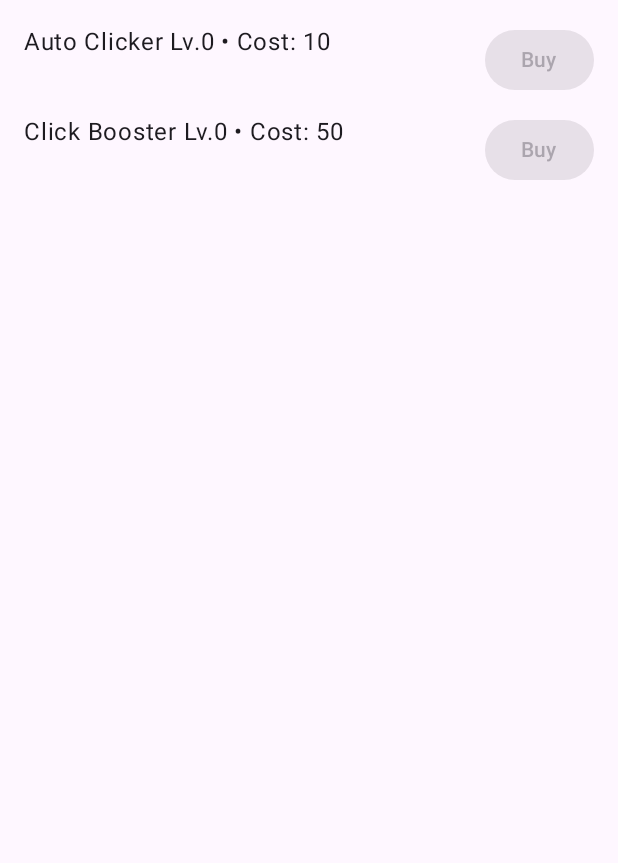
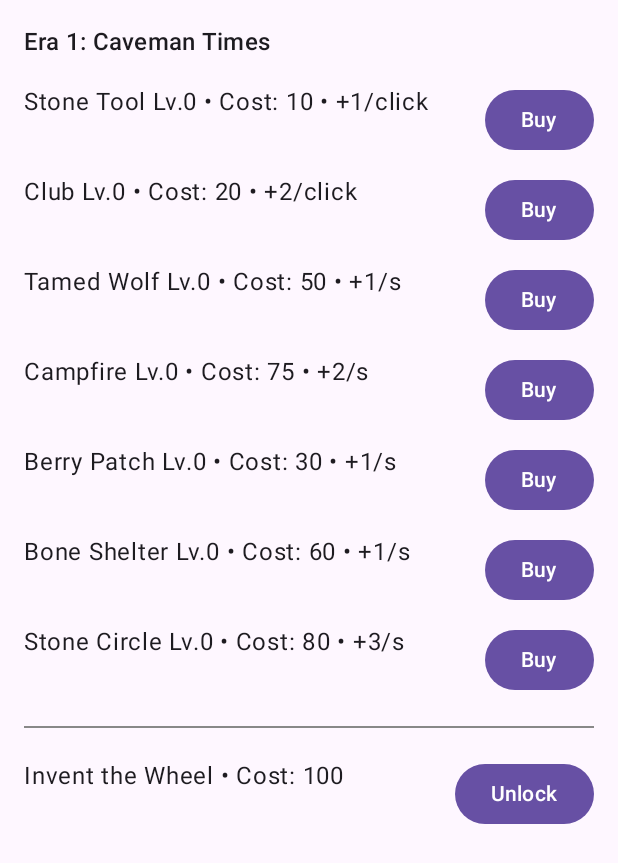
Before and after one commit to Neduha/EraClicker, an Android app built with Jetpack Compose: the UpgradeScreen screen opened through its navigation route, on a phone screen of 412 x 824 dp. Shown: the top 863 px of the screen. Run offline under Robolectric (Android 15) with nearby library versions, the phone set to English and light mode, and no system bars.

Commit message:
Basic upgrade functionality works

```diff
--- a/app/src/main/java/com/example/eraclicker/model/Upgrade.kt
+++ b/app/src/main/java/com/example/eraclicker/model/Upgrade.kt
@@ -1,6 +1,4 @@
 package com.example.eraclicker.model
-
-enum class UpgradeType { CLICK, PASSIVE }
 
 data class Upgrade(
     val id: Int,
@@ -8,6 +6,8 @@ data class Upgrade(
     val baseCost: Int,
     val bonus: Int,
     val type: UpgradeType,
+    val era: Int,
+    val imageRes: Int,
     val level: Int = 0
 ) {
     val cost: Int
--- /dev/null
+++ b/app/src/main/java/com/example/eraclicker/model/UpgradeType.kt
@@ -0,0 +1,3 @@
+package com.example.eraclicker.model
+
+enum class UpgradeType { CLICK, PASSIVE, ERA }
--- a/app/src/main/java/com/example/eraclicker/ui/screens/UpgradeScreen.kt
+++ b/app/src/main/java/com/example/eraclicker/ui/screens/UpgradeScreen.kt
@@ -1,20 +1,18 @@
 package com.example.eraclicker.ui.screens
 
-import androidx.compose.foundation.layout.Arrangement
-import androidx.compose.foundation.layout.Column
-import androidx.compose.foundation.layout.Row
-import androidx.compose.foundation.layout.fillMaxSize
-import androidx.compose.foundation.layout.fillMaxWidth
-import androidx.compose.foundation.layout.padding
-import androidx.compose.foundation.layout.width
+import androidx.compose.foundation.layout.*
 import androidx.compose.foundation.lazy.LazyColumn
 import androidx.compose.foundation.lazy.items
 import androidx.compose.material3.Button
+import androidx.compose.material3.Divider
+import androidx.compose.material3.MaterialTheme
 import androidx.compose.material3.Text
 import androidx.compose.runtime.Composable
 import androidx.compose.ui.Modifier
+import androidx.compose.ui.graphics.Color
 import androidx.compose.ui.unit.dp
 import androidx.navigation.NavHostController
+import com.example.eraclicker.model.UpgradeType
 import com.example.eraclicker.viewmodel.GameViewModel
 
 @Composable
@@ -22,22 +20,35 @@ fun UpgradeScreen(
     navController: NavHostController,
     gameVm:         GameViewModel
 ) {
-    Column(
-        modifier           = Modifier
-            .fillMaxSize()
-            .padding(16.dp),
+    val eras = (1..gameVm.currentEra).toList()
+
+    LazyColumn(
+        modifier           = Modifier.fillMaxSize().padding(16.dp),
         verticalArrangement = Arrangement.spacedBy(12.dp)
     ) {
-        LazyColumn(
-            modifier           = Modifier.fillMaxSize(),
-            verticalArrangement = Arrangement.spacedBy(12.dp)
-        ) {
-            items(gameVm.upgrades) { upgrade ->
+        eras.forEach { era ->
+            item {
+                Text(
+                    text  = "Era ${era}: ${gameVm.eraNames[era - 1]}",
+                    style = MaterialTheme.typography.titleMedium,
+                    modifier = Modifier.padding(bottom = 4.dp)
+                )
+            }
+            val eraUpgrades = gameVm.upgrades.filter { it.era == era }
+            val normalUpgrades = eraUpgrades.filter { it.type != UpgradeType.ERA }
+            items(normalUpgrades) { upgrade ->
                 Row(
-                    modifier           = Modifier.fillMaxWidth(),
+                    modifier            = Modifier.fillMaxWidth(),
                     horizontalArrangement = Arrangement.SpaceBetween
                 ) {
-                    Text("${upgrade.name} Lv.${upgrade.level} • Cost: ${upgrade.cost}")
+                    Text(
+                        text = "${upgrade.name} Lv.${upgrade.level} • Cost: ${upgrade.cost} • " +
+                                if (upgrade.type == UpgradeType.CLICK)
+                                    "+${upgrade.bonus}/click"
+                                else
+                                    "+${upgrade.bonus}/s",
+                        style = MaterialTheme.typography.bodyLarge
+                    )
                     Button(
                         onClick = { gameVm.buyUpgrade(upgrade.id) },
                         enabled = gameVm.resources >= upgrade.cost
@@ -46,6 +57,31 @@ fun UpgradeScreen(
                     }
                 }
             }
+            item {
+                Divider(
+                    color     = Color.Gray,
+                    thickness = 1.dp,
+                    modifier  = Modifier.padding(vertical = 8.dp)
+                )
+            }
+            item {
+                val bridge = eraUpgrades.first { it.type == UpgradeType.ERA }
+                Row(
+                    modifier            = Modifier.fillMaxWidth(),
+                    horizontalArrangement = Arrangement.SpaceBetween
+                ) {
+                    Text(
+                        text  = "${bridge.name} • Cost: ${bridge.cost}",
+                        style = MaterialTheme.typography.bodyLarge
+                    )
+                    Button(
+                        onClick = { gameVm.buyUpgrade(bridge.id) },
+                        enabled = bridge.level == 0 && gameVm.resources >= bridge.cost
+                    ) {
+                        Text(if (bridge.level == 0) "Unlock" else "Unlocked")
+                    }
+                }
+            }
         }
     }
 }
--- a/app/src/main/java/com/example/eraclicker/viewmodel/GameViewModel.kt
+++ b/app/src/main/java/com/example/eraclicker/viewmodel/GameViewModel.kt
@@ -1,19 +1,19 @@
 package com.example.eraclicker.viewmodel
 
 import androidx.lifecycle.ViewModel
+import androidx.lifecycle.viewModelScope
 import androidx.compose.runtime.getValue
 import androidx.compose.runtime.mutableStateListOf
 import androidx.compose.runtime.mutableStateOf
 import androidx.compose.runtime.setValue
-import androidx.lifecycle.viewModelScope
+import com.example.eraclicker.model.Upgrade
+import com.example.eraclicker.model.UpgradeType
 import kotlinx.coroutines.delay
 import kotlinx.coroutines.launch
-import com.example.eraclicker.model.Upgrade
-import com.example.eraclicker.model.UpgradeType
 
 class GameViewModel : ViewModel() {
 
-    var resources by mutableStateOf(0)
+    var resources by mutableStateOf(1000)
         private set
 
     var clickPower by mutableStateOf(1)
@@ -22,9 +22,102 @@ class GameViewModel : ViewModel() {
     var passiveIncome by mutableStateOf(0)
         private set
 
+    var currentEra by mutableStateOf(1)
+        private set
+
+    val eraNames = listOf(
+        "Caveman Times",
+        "Tribal Age",
+        "Ancient Civilization",
+        "Industrial Revolution",
+        "Digital Age",
+        "Post-Digital Futuristic",
+        "Interstellar Age",
+        "Ascended Realm"
+    )
+    val currentEraName: String
+        get() = eraNames[currentEra - 1]
+
     var upgrades = mutableStateListOf(
-        Upgrade(1, "Auto Clicker",  10,  1, UpgradeType.PASSIVE),
-        Upgrade(2, "Click Booster", 50,  5, UpgradeType.CLICK)
+        // ERA 1 – Caveman
+        Upgrade(1, "Invent the Wheel", 100, 0, UpgradeType.ERA,     1, 0),
+        Upgrade(2, "Stone Tool",        10, 1, UpgradeType.CLICK,   1, 0),
+        Upgrade(3, "Club",             20, 2, UpgradeType.CLICK,   1, 0),
+        Upgrade(4, "Tamed Wolf",       50, 1, UpgradeType.PASSIVE, 1, 0),
+        Upgrade(5, "Campfire",         75, 2, UpgradeType.PASSIVE, 1, 0),
+        Upgrade(6, "Berry Patch",      30, 1, UpgradeType.PASSIVE, 1, 0),
+        Upgrade(7, "Bone Shelter",     60, 1, UpgradeType.PASSIVE, 1, 0),
+        Upgrade(8, "Stone Circle",     80, 3, UpgradeType.PASSIVE, 1, 0),
+
+        // ERA 2 – Tribal
+        Upgrade(9,  "Tame the Horse",    500, 0, UpgradeType.ERA,     2, 0),
+        Upgrade(10, "Flint Axe",         60, 2, UpgradeType.CLICK,   2, 0),
+        Upgrade(11, "Bronze Blade",     120, 5, UpgradeType.CLICK,   2, 0),
+        Upgrade(12, "Goat Herd",        200, 2, UpgradeType.PASSIVE, 2, 0),
+        Upgrade(13, "Clay Hut",         300, 3, UpgradeType.PASSIVE, 2, 0),
+        Upgrade(14, "Crop Field",       150, 1, UpgradeType.PASSIVE, 2, 0),
+        Upgrade(15, "Smoked Meat Rack", 250, 2, UpgradeType.PASSIVE, 2, 0),
+        Upgrade(16, "Totem Circle",     350, 4, UpgradeType.PASSIVE, 2, 0),
+
+        // ERA 3 – Ancient
+        Upgrade(17, "Invent Writing",    2000, 0, UpgradeType.ERA,    3, 0),
+        Upgrade(18, "Iron Pickaxe",       250, 5, UpgradeType.CLICK,  3, 0),
+        Upgrade(19, "Catapult Operator",  500,10, UpgradeType.CLICK,  3, 0),
+        Upgrade(20, "Market Square",     800, 5, UpgradeType.PASSIVE,3, 0),
+        Upgrade(21, "Bathhouse",        1200, 8, UpgradeType.PASSIVE,3, 0),
+        Upgrade(22, "Scholars’ Den",    1500,10, UpgradeType.PASSIVE,3, 0),
+        Upgrade(23, "Grain Storage",     700, 3, UpgradeType.PASSIVE,3, 0),
+        Upgrade(24, "Amphitheater",     1000, 6, UpgradeType.PASSIVE,3, 0),
+
+        // ERA 4 – Industrial
+        Upgrade(25, "Harness Electricity",5000,0, UpgradeType.ERA,    4, 0),
+        Upgrade(26, "Steam Hammer",       600, 15,UpgradeType.CLICK,  4, 0),
+        Upgrade(27, "Typewriter",         800, 20,UpgradeType.CLICK,  4, 0),
+        Upgrade(28, "Coal Mine",         2000, 10,UpgradeType.PASSIVE,4, 0),
+        Upgrade(29, "Textile Mill",      2500, 15,UpgradeType.PASSIVE,4, 0),
+        Upgrade(30, "Train Line",        3000, 20,UpgradeType.PASSIVE,4, 0),
+        Upgrade(31, "Assembly Line",     3500, 25,UpgradeType.PASSIVE,4, 0),
+        Upgrade(32, "Telegraph Station", 4000, 30,UpgradeType.PASSIVE,4, 0),
+
+        // ERA 5 – Digital
+        Upgrade(33, "Create AI",        15000, 0, UpgradeType.ERA,    5, 0),
+        Upgrade(34, "Mechanical Keyboard",1200,25,UpgradeType.CLICK,  5, 0),
+        Upgrade(35, "Robot Controller",  2000,40,UpgradeType.CLICK,  5, 0),
+        Upgrade(36, "Server Rack",       5000, 30,UpgradeType.PASSIVE,5, 0),
+        Upgrade(37, "Crypto Miner",      6000, 40,UpgradeType.PASSIVE,5, 0),
+        Upgrade(38, "App Store",         7000, 50,UpgradeType.PASSIVE,5, 0),
+        Upgrade(39, "Smart Home Grid",   8000, 60,UpgradeType.PASSIVE,5, 0),
+        Upgrade(40, "Ad Network",        9000, 70,UpgradeType.PASSIVE,5, 0),
+
+        // ERA 6 – Post-Digital
+        Upgrade(41, "Achieve Singularity",40000,0,UpgradeType.ERA,    6, 0),
+        Upgrade(42, "Neural Tap",        2500,50,UpgradeType.CLICK,  6, 0),
+        Upgrade(43, "Nanobot Injector",  4000,80,UpgradeType.CLICK,  6, 0),
+        Upgrade(44, "Cloud AI Farm",     10000,70,UpgradeType.PASSIVE,6, 0),
+        Upgrade(45, "Orbital Solar Ring",12000,90,UpgradeType.PASSIVE,6, 0),
+        Upgrade(46, "Automated Utopia",  15000,110,UpgradeType.PASSIVE,6, 0),
+        Upgrade(47, "Biofabricator",     18000,130,UpgradeType.PASSIVE,6, 0),
+        Upgrade(48, "Memory Forge",      20000,150,UpgradeType.PASSIVE,6, 0),
+
+        // ERA 7 – Interstellar
+        Upgrade(49, "Stabilize Quantum Reality",100000,0,UpgradeType.ERA,7,0),
+        Upgrade(50, "Wormhole Harvester",    5000,100,UpgradeType.CLICK,  7, 0),
+        Upgrade(51, "Antimatter Splicer",    8000,150,UpgradeType.CLICK,  7, 0),
+        Upgrade(52, "Planetary Colonies",   20000,120,UpgradeType.PASSIVE,7, 0),
+        Upgrade(53, "Deep Space Market",    25000,140,UpgradeType.PASSIVE,7, 0),
+        Upgrade(54, "Alien Trade Pact",     30000,160,UpgradeType.PASSIVE,7, 0),
+        Upgrade(55, "Starforge Reactor",    35000,180,UpgradeType.PASSIVE,7, 0),
+        Upgrade(56, "Dimensional Network",  40000,200,UpgradeType.PASSIVE,7, 0),
+
+        // ERA 8 – Ascended
+        Upgrade(57, "Collapse the Simulation",250000,0,UpgradeType.ERA,    8, 0),
+        Upgrade(58, "Reality Stitcher",      10000,200,UpgradeType.CLICK, 8, 0),
+        Upgrade(59, "Will of the Void",      15000,300,UpgradeType.CLICK, 8, 0),
+        Upgrade(60, "Simulated Universes",   50000,180,UpgradeType.PASSIVE,8, 0),
+        Upgrade(61, "Eternity Engine",       60000,220,UpgradeType.PASSIVE,8, 0),
+        Upgrade(62, "Quantum Hive",          70000,260,UpgradeType.PASSIVE,8, 0),
+        Upgrade(63, "Cosmic Architects",     80000,300,UpgradeType.PASSIVE,8, 0),
+        Upgrade(64, "Thought Loop Farm",     90000,350,UpgradeType.PASSIVE,8, 0)
     )
 
     init {
@@ -43,17 +136,18 @@ class GameViewModel : ViewModel() {
     }
 
     fun buyUpgrade(id: Int) {
-        val index = upgrades.indexOfFirst { it.id == id }
-        if (index >= 0) {
+        val index = upgrades.indexOfFirst { it.id == id && it.era == currentEra }
+        if (index < 0) return
         val up = upgrades[index]
-            if (resources >= up.cost) {
+        if (resources < up.cost) return
+
         resources -= up.cost
         upgrades[index] = up.copy(level = up.level + 1)
+
         when (up.type) {
             UpgradeType.CLICK   -> clickPower    += up.bonus
             UpgradeType.PASSIVE -> passiveIncome += up.bonus
+            UpgradeType.ERA     -> currentEra     = (currentEra + 1).coerceAtMost(eraNames.size)
         }
     }
 }
-    }
-}
```
Lines whose indentation alone changed are shown as unchanged.
